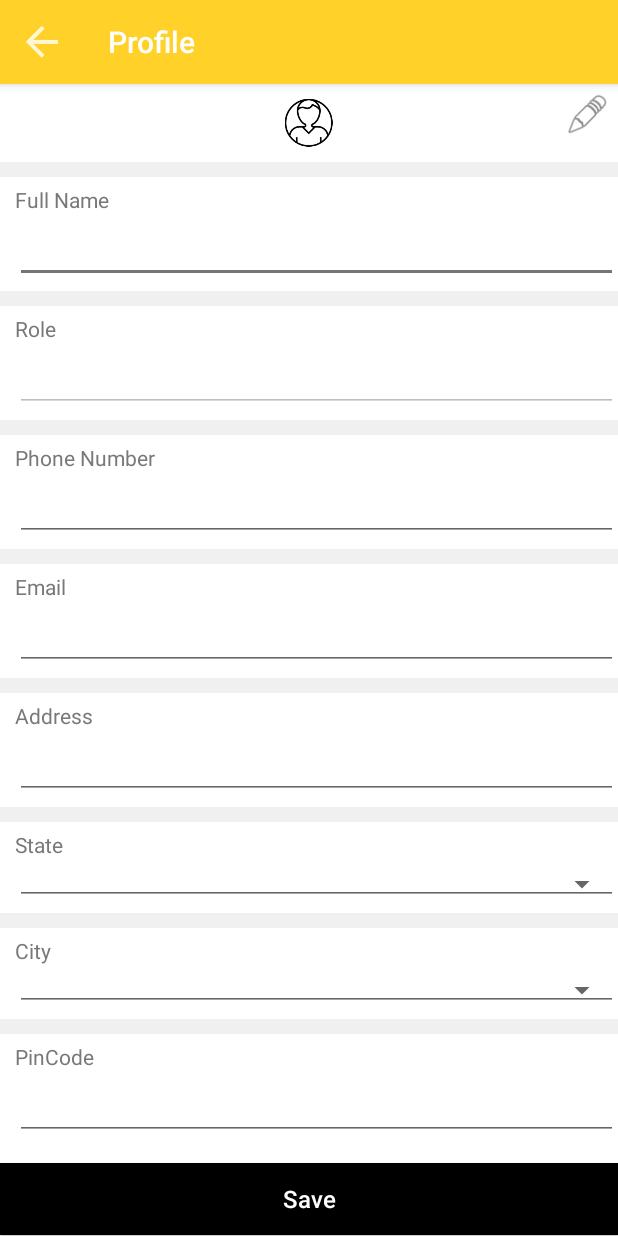
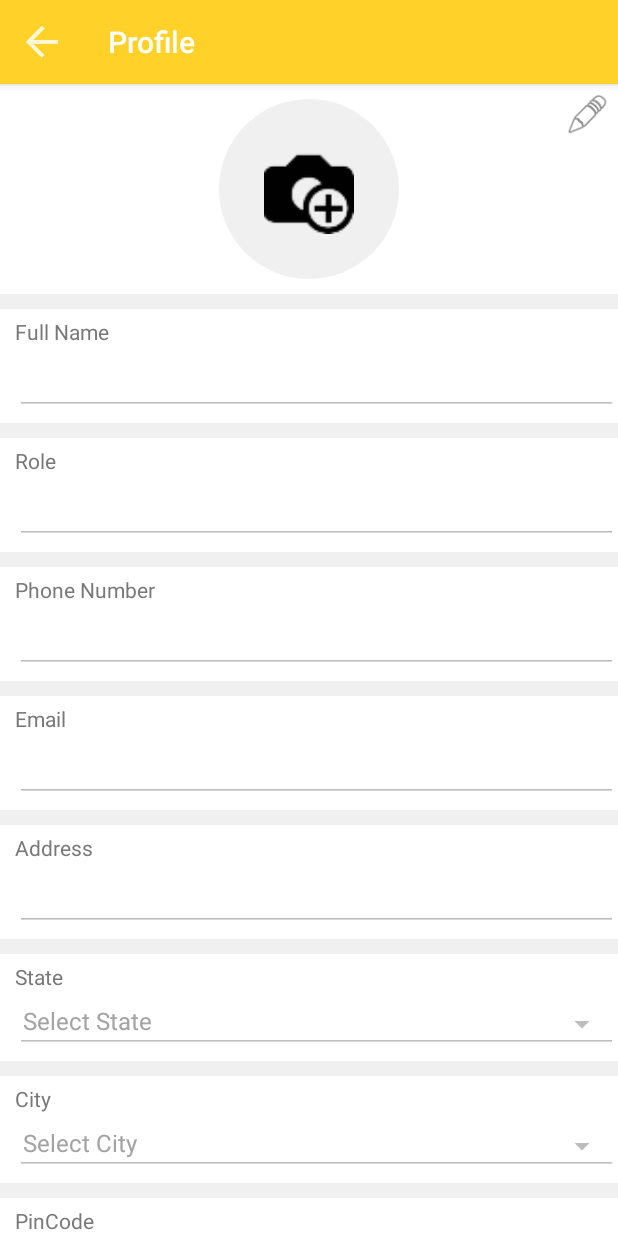
Before and after one commit to onkar-c/CabWay, an Android app: the ProfileActivity screen opened directly, with no data from a screen before it, on a phone screen of 412 x 824 dp. Run offline under Robolectric (Android 15) with nearby library versions, the phone set to English and light mode, and no system bars; our stand-ins replace ButterKnife; 7 statements that could not run were skipped.

Commit message:
Edit functionality in profile and changes in UI of registration

```diff
--- a/app/src/main/AndroidManifest.xml
+++ b/app/src/main/AndroidManifest.xml
@@ -48,7 +48,7 @@
             android:name=".ui.activities.RegistrationActivity"
             android:label="@string/registration"
             android:screenOrientation="portrait"
-            android:windowSoftInputMode="stateAlwaysHidden" />
+            android:windowSoftInputMode="stateAlwaysHidden|adjustResize" />
         <activity
             android:name=".ui.activities.DashBoardActivity"
             android:label="@string/title_activity_dash_board"
--- a/app/src/main/java/com/example/cabway/Utils/TextValidationUtils.java
+++ b/app/src/main/java/com/example/cabway/Utils/TextValidationUtils.java
@@ -20,6 +20,10 @@ public class TextValidationUtils {
         return Patterns.EMAIL_ADDRESS.matcher(target).matches();
     }
 
+    public static boolean isValidPinCode(String target) {
+        return !target.isEmpty() && target.length()==6 ;
+    }
+
     public static void showMandatoryError(int field, Context context) {
         String message = String.format(context.getResources().getString(R.string.mandatory_messages), context.getResources().getString(field));
         Toast.makeText(context, message, Toast.LENGTH_SHORT).show();
--- a/app/src/main/java/com/example/cabway/ui/activities/RegistrationActivity.java
+++ b/app/src/main/java/com/example/cabway/ui/activities/RegistrationActivity.java
@@ -9,6 +9,7 @@ import android.view.View;
 import android.widget.Button;
 import android.widget.EditText;
 import android.widget.RadioGroup;
+import android.widget.TextView;
 import android.widget.Toast;
 
 import com.example.cabway.R;
@@ -55,6 +56,12 @@ public class RegistrationActivity extends BaseActivity implements RegistrationIn
 
     @BindView(R.id.sp_state)
     AppCompatSpinner spState;
+
+    @BindView(R.id.tv_state_hint)
+    TextView tvStateHint;
+
+    @BindView(R.id.tv_city_hint)
+    TextView tvCityHint;
 
     @BindView(R.id.et_pincode)
     EditText etPincode;
@@ -166,7 +173,7 @@ public class RegistrationActivity extends BaseActivity implements RegistrationIn
         userModel.password = etPassword.getText().toString();
         userModel.mobileNo = etPhone.getText().toString();
         userModel.address = etAddress.getText().toString();
-        userModel.cityCode = etCity.getText().toString();
+        userModel.cityCode = ((CityModel)spCity.getSelectedItem()).getCode();
         userModel.email = etEmail.getText().toString();
         userModel.pinCode = etPincode.getText().toString();
         userModel.role = (type.getCheckedRadioButtonId() == R.id.agency) ? AppConstants.AGENCY : AppConstants.DRIVER;
@@ -204,6 +211,8 @@ public class RegistrationActivity extends BaseActivity implements RegistrationIn
         etAddress.setVisibility(View.VISIBLE);
         spCity.setVisibility(View.VISIBLE);
         spState.setVisibility(View.VISIBLE);
+        tvCityHint.setVisibility(View.VISIBLE);
+        tvStateHint.setVisibility(View.VISIBLE);
         etPincode.setVisibility(View.VISIBLE);
         bSubmit.setVisibility(View.VISIBLE);
         type.setVisibility(View.VISIBLE);
--- a/app/src/main/res/layout/activity_profile.xml
+++ b/app/src/main/res/layout/activity_profile.xml
@@ -19,15 +19,26 @@
             android:layout_width="match_parent"
             android:layout_height="wrap_content">
 
-            <ImageView
-                android:id="@+id/iv_profile"
+            <LinearLayout
                 android:layout_width="wrap_content"
                 android:layout_height="wrap_content"
-                android:layout_centerHorizontal="true"
-                android:layout_gravity="center"
-                android:layout_margin="10dp"
-                android:contentDescription="@string/profile"
-                android:src="@drawable/ic_profile" />
+                android:layout_gravity="center_horizontal"
+                android:layout_marginTop="10dp"
+                android:layout_marginBottom="10dp"
+                android:background="@drawable/profile_round_background"
+                android:gravity="center"
+                android:orientation="horizontal"
+                android:visibility="visible"
+                android:layout_centerHorizontal="true">
+
+                <ImageView
+                    android:layout_width="80dp"
+                    android:layout_height="80dp"
+                    android:layout_margin="10dp"
+                    android:contentDescription="@string/add_profile_image"
+                    android:padding="10dp"
+                    android:src="@drawable/ic_add_profile" />
+            </LinearLayout>
 
             <ImageView
                 android:id="@+id/iv_edit"
@@ -65,7 +76,8 @@
             android:inputType="text"
             android:textColor="@android:color/black"
             android:textSize="@dimen/small_text"
-            tools:ignore="Autofill,LabelFor" />
+            tools:ignore="Autofill,LabelFor"
+            android:enabled="false"/>
 
         <View
             android:layout_width="match_parent"
@@ -123,7 +135,8 @@
             android:maxLines="1"
             android:textColor="@android:color/black"
             android:textSize="@dimen/small_text"
-            tools:ignore="Autofill,LabelFor,TextFields" />
+            tools:ignore="Autofill,LabelFor,TextFields"
+            android:enabled="false"/>
 
         <View
             android:layout_width="match_parent"
@@ -141,7 +154,7 @@
             android:textSize="14sp" />
 
         <EditText
-            android:id="@+id/tv_email"
+            android:id="@+id/et_email"
             android:layout_width="match_parent"
             android:layout_height="wrap_content"
             android:layout_marginStart="10dp"
@@ -151,7 +164,8 @@
             android:maxLines="1"
             android:textColor="@android:color/black"
             android:textSize="@dimen/small_text"
-            tools:ignore="Autofill,LabelFor" />
+            tools:ignore="Autofill,LabelFor"
+            android:enabled="false"/>
 
         <View
             android:layout_width="match_parent"
@@ -169,7 +183,7 @@
             android:textSize="14sp" />
 
         <EditText
-            android:id="@+id/tv_address"
+            android:id="@+id/et_address"
             android:layout_width="match_parent"
             android:layout_height="wrap_content"
             android:layout_marginStart="10dp"
@@ -178,7 +192,8 @@
             android:inputType="text"
             android:textColor="@android:color/black"
             android:textSize="@dimen/small_text"
-            tools:ignore="Autofill,LabelFor" />
+            tools:ignore="Autofill,LabelFor"
+            android:enabled="false"/>
 
         <View
             android:layout_width="match_parent"
@@ -246,7 +261,7 @@
             android:textSize="14sp" />
 
         <EditText
-            android:id="@+id/tv_pincode"
+            android:id="@+id/et_pincode"
             android:layout_width="match_parent"
             android:layout_height="wrap_content"
             android:layout_marginStart="10dp"
@@ -257,18 +272,20 @@
             android:maxLines="1"
             android:textColor="@android:color/black"
             android:textSize="@dimen/small_text"
-            tools:ignore="Autofill,LabelFor" />
+            tools:ignore="Autofill,LabelFor"
+            android:enabled="false"/>
 
 
         <Button
-            android:id="@+id/generate_otp"
+            android:id="@+id/btn_save"
             android:layout_width="match_parent"
             android:layout_height="wrap_content"
-            android:layout_marginTop="10dp"
             android:background="@android:color/black"
             android:text="@string/save"
             android:textAllCaps="false"
             android:textColor="@android:color/white"
-            android:textSize="@dimen/button_text" />
+            android:textSize="@dimen/button_text"
+            android:visibility="gone"
+            android:layout_margin="10dp"/>
     </LinearLayout>
 </ScrollView>
--- a/app/src/main/res/layout/city_item.xml
+++ b/app/src/main/res/layout/city_item.xml
@@ -6,5 +6,4 @@
     android:layout_height="wrap_content"
     android:textSize="@dimen/small_text"
     android:textColor="@android:color/black"
-    android:paddingTop="5dp"
     android:paddingBottom="5dp"/>
--- a/app/src/main/res/values/dimens.xml
+++ b/app/src/main/res/values/dimens.xml
@@ -13,4 +13,7 @@
     <dimen name="large_text">18sp</dimen>
     <dimen name="extra_large_text">20sp</dimen>
     <dimen name="button_text">16sp</dimen>
+
+    <dimen name="input_label_vertical_spacing">4dp</dimen>
+    <dimen name="input_label_horizontal_spacing">4dp</dimen>
 </resources>
```
Also changed, not shown: app/src/main/java/com/example/cabway/ui/activities/ProfileActivity.java (+112 -1 lines), app/src/main/res/layout/activity_registration.xml (+7 -4 lines).
